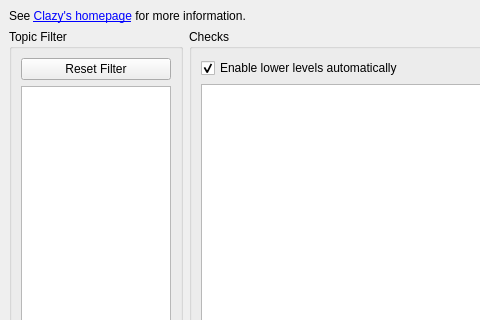
Before: the Qt Designer form src/plugins/clangtools/clazychecks.ui in qt-creator/qt-creator, drawn with Qt 5; both pictures show x 0 to 480 and y 0 to 320 of the 800 by 500 pixel window.
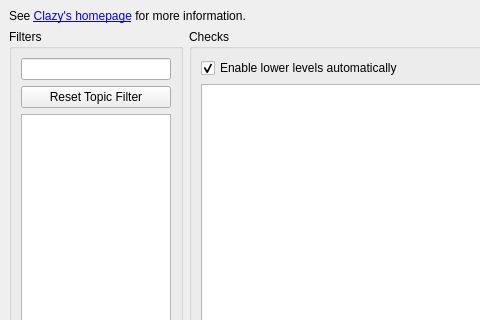
After: the same form once the commit is applied. Custom widgets are drawn as their Qt base class.

Commit message:
ClangTools: Enable filtering in config widget
This makes it easy to search for certain checks.

Fixes: QTCREATORBUG-24851

```diff
--- a/src/plugins/clangtools/clazychecks.ui
+++ b/src/plugins/clangtools/clazychecks.ui
@@ -63,13 +63,23 @@
             </sizepolicy>
            </property>
            <property name="title">
-            <string>Topic Filter</string>
+            <string>Filters</string>
            </property>
            <layout class="QVBoxLayout" name="verticalLayout_3">
+            <item>
+             <widget class="Utils::FancyLineEdit" name="filterLineEdit">
+              <property name="sizePolicy">
+               <sizepolicy hsizetype="Minimum" vsizetype="Fixed">
+                <horstretch>0</horstretch>
+                <verstretch>0</verstretch>
+               </sizepolicy>
+              </property>
+             </widget>
+            </item>
             <item>
              <widget class="QPushButton" name="topicsResetButton">
               <property name="text">
-               <string>Reset Filter</string>
+               <string>Reset Topic Filter</string>
               </property>
              </widget>
             </item>
@@ -162,6 +172,11 @@
    <extends>QLabel</extends>
    <header location="global">utils/infolabel.h</header>
   </customwidget>
+  <customwidget>
+   <class>Utils::FancyLineEdit</class>
+   <extends>QLineEdit</extends>
+   <header location="global">utils/fancylineedit.h</header>
+  </customwidget>
  </customwidgets>
  <resources/>
  <connections/>
```
The commit also changes 2 other files.
